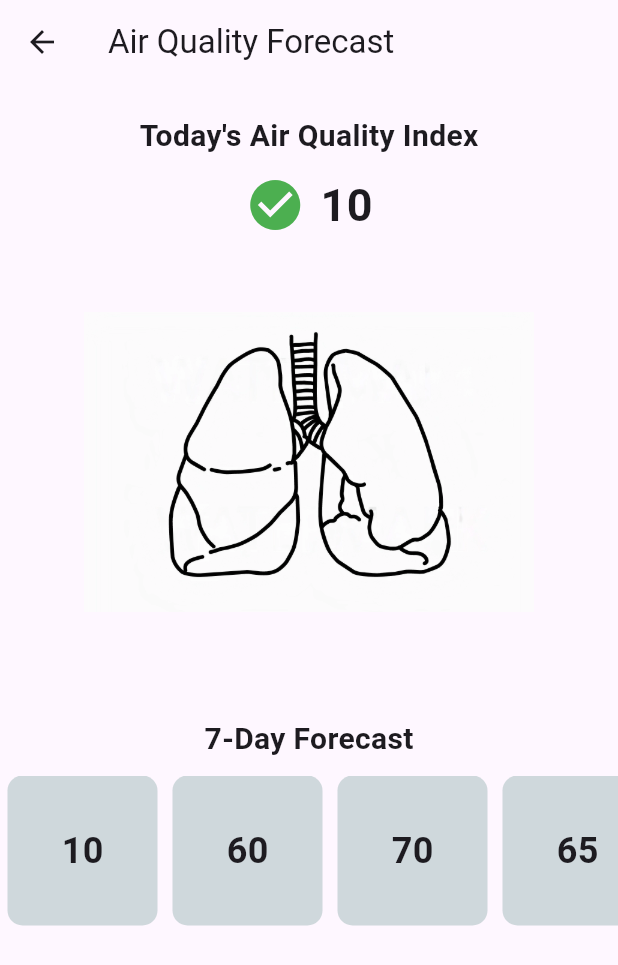
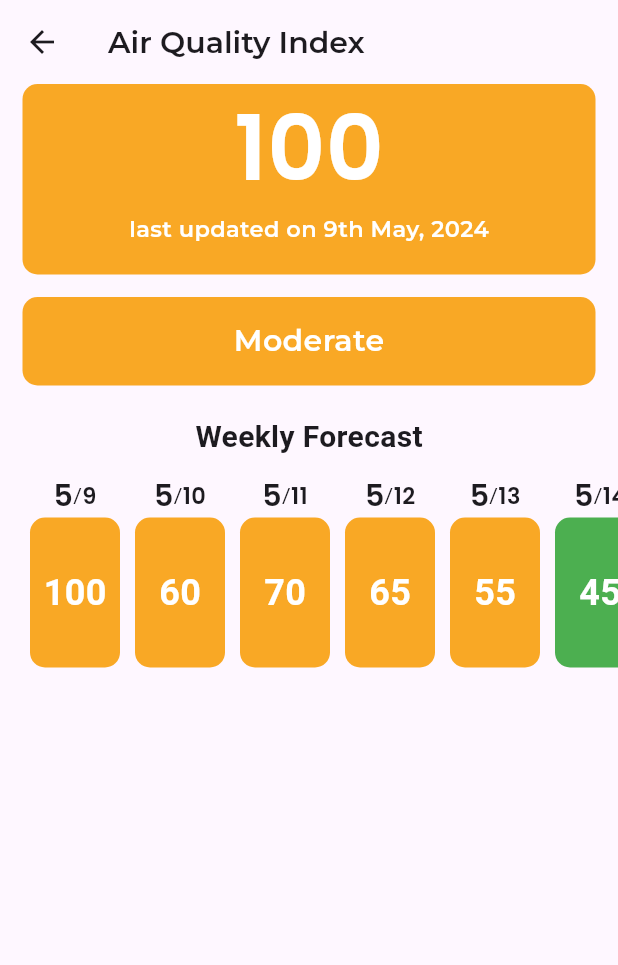
Before and after one commit to RbMo7/ProjectBlueSky, a Flutter app: the Home screen opened by its route, on a phone screen of 412 x 824 dp. Shown: the top 965 px of the screen. Run offline on Flutter 3.47's test engine with Material 3 defaults, Android fonts, the phone set to English and light mode, and no system bars; our stand-ins replace firebase_auth, firebase_core, google_fonts, iconsax, image_picker; missing offline and left inert: flutterfire_ui; accounts and stored records are empty.

Commit message:
Creating UI for home

```diff
--- a/projectbluesky/lib/Constants/api.dart
+++ /dev/null
@@ -1 +0,0 @@
-const String dapi = 'http://127.0.0.1:8000/test';
--- a/projectbluesky/lib/home/demo.dart
+++ /dev/null
@@ -1,13 +0,0 @@
-import 'package:flutter/material.dart';
-
-class demo extends StatelessWidget {
-  const demo({super.key});
-
-  @override
-  Widget build(BuildContext context) {
-    return Container(
-      child: Center(child: Text("Hello world!")),
-
-    );
-  }
-}
--- a/projectbluesky/lib/home/home.dart
+++ b/projectbluesky/lib/home/home.dart
@@ -1,4 +1,6 @@
 import 'package:flutter/material.dart';
+import 'package:flutter/widgets.dart';
+import 'package:google_fonts/google_fonts.dart';
 
 class Home extends StatefulWidget {
   const Home({super.key});
@@ -9,110 +11,168 @@ class Home extends StatefulWidget {
 
 class _HomeState extends State<Home> {
   // Sample data for air quality forecast
-  List<int> airQualityForecast = [10, 60, 70, 65, 55, 45, 40];
+  List<int> airQualityForecast = [100, 60, 70, 65, 55, 45, 40];
+  var now = DateTime.now();
 
   @override
   Widget build(BuildContext context) {
     return Scaffold(
       appBar: AppBar(
-        title: const Text('Air Quality Forecast'),
+        title: Text(
+          'Air Quality Index',
+          style:
+              GoogleFonts.montserrat(fontSize: 20, fontWeight: FontWeight.w600),
+        ),
       ),
       body: SafeArea(
         child: Column(
           crossAxisAlignment: CrossAxisAlignment.center,
           children: [
-            const SizedBox(height: 20),
-            const Text(
-              'Today\'s Air Quality Index',
-              style: TextStyle(fontSize: 20, fontWeight: FontWeight.bold),
+            // Display numeric value of air quality for today
+            Padding(
+              padding: const EdgeInsets.fromLTRB(15.0, 0, 15.0, 15.0),
+              child: Container(
+                width: double.infinity,
+                decoration: BoxDecoration(
+                    borderRadius: BorderRadius.circular(10),
+                    color: _buildAirQualityWidget(airQualityForecast[0])),
+                child: Padding(
+                  padding: const EdgeInsets.only(bottom: 20.0),
+                  child: Column(
+                    children: [
+                      Text(airQualityForecast[0].toString(),
+                          style: GoogleFonts.poppins(
+                              fontSize: 60,
+                              fontWeight: FontWeight.w600,
+                              color: Colors.white)),
+                      Text("last updated on 9th May, 2024",
+                          style: GoogleFonts.montserrat(
+                              fontSize: 15,
+                              fontWeight: FontWeight.w600,
+                              color: Colors.white)),
+                    ],
+                  ),
+                ),
+              ),
             ),
-            const SizedBox(height: 10),
-            // Display numeric value of air quality for today
-            _buildAirQualityWidget(airQualityForecast[0]),
-             Image.asset(
-              'assets/lungs.png',
-              width: 300,
-              height: 300,
-              // color: _getLungsColor(airQualityForecast[0]),
+            Padding(
+              padding: const EdgeInsets.symmetric(horizontal: 15.0),
+              child: Container(
+                width: double.infinity,
+                decoration: BoxDecoration(
+                    borderRadius: BorderRadius.circular(10),
+                    color: _buildAirQualityWidget(airQualityForecast[0])),
+                child: Center(
+                  child: Padding(
+                    padding: const EdgeInsets.all(15.0),
+                    child: Text(_levelofAirQuality(airQualityForecast[0]),
+                        style: GoogleFonts.montserrat(
+                            fontSize: 20,
+                            fontWeight: FontWeight.w600,
+                            color: Colors.white)),
+                  ),
+                ),
+              ),
             ),
             const SizedBox(height: 20),
             const Text(
-              '7-Day Forecast',
+              'Weekly Forecast',
               style: TextStyle(fontSize: 20, fontWeight: FontWeight.bold),
             ),
             const SizedBox(height: 10),
             // Display forecast for 7 days horizontally
             SingleChildScrollView(
               scrollDirection: Axis.horizontal,
-              child: Row(
-                children: List.generate(
-                  7,
-                  (index) => Padding(
-                    padding: const EdgeInsets.symmetric(horizontal: 5),
-                    child: _buildDailyForecastWidget(airQualityForecast[index]),
+              child: Padding(
+                padding: const EdgeInsets.symmetric(horizontal: 15.0),
+                child: Row(
+                  children: List.generate(
+                    7,
+                    (index) => Column(
+                      children: [
+                        Row(
+                          children: [
+                            Text(
+                              now.month.toString(),
+                              style: GoogleFonts.poppins(
+                                  fontSize: 20, fontWeight: FontWeight.w600),
+                            ),
+                            Text("/"),
+                            Text((now.day + index).toString(),
+                                style: GoogleFonts.poppins(
+                                    fontSize: 15, fontWeight: FontWeight.w600)),
+                          ],
+                        ),
+                        Padding(
+                          padding: const EdgeInsets.symmetric(horizontal: 5),
+                          child: _buildDailyForecastWidget(
+                              airQualityForecast[index]),
+                        ),
+                      ],
+                    ),
                   ),
                 ),
               ),
             ),
             const SizedBox(height: 20),
             // Display lungs photo below today's forecast
-
           ],
         ),
       ),
     );
   }
 
-  Widget _buildAirQualityWidget(int airQualityIndex) {
-    IconData iconData;
+  Color _buildAirQualityWidget<Widget>(int airQualityIndex) {
     Color color;
 
     if (airQualityIndex <= 50) {
-      iconData = Icons.check_circle;
       color = Colors.green;
     } else if (airQualityIndex <= 100) {
-      iconData = Icons.info;
-      color = Colors.yellow;
+      color = Colors.yellow.shade800;
     } else if (airQualityIndex <= 150) {
-      iconData = Icons.warning;
       color = Colors.orange;
     } else if (airQualityIndex <= 200) {
-      iconData = Icons.dangerous;
       color = Colors.red;
     } else {
-      iconData = Icons.cancel;
       color = Colors.purple;
     }
+    return color;
+  }
 
-    return Row(
-      mainAxisAlignment: MainAxisAlignment.center,
-      children: [
-        Icon(
-          iconData,
-          color: color,
-          size: 40,
-        ),
-        const SizedBox(width: 10),
-        Text(
-          '$airQualityIndex',
-          style: const TextStyle(fontSize: 30, fontWeight: FontWeight.bold),
-        ),
-      ],
-    );
+  String _levelofAirQuality<Widget>(int aqi) {
+    String level;
+
+    if (aqi <= 50) {
+      level = "Good";
+    } else if (aqi < 101) {
+      level = 'Moderate';
+    } else if (aqi < 151) {
+      level = "Unhealthy for Sensitive Groups";
+    } else if (aqi < 200) {
+      level = "Unhealthy";
+    } else if (aqi < 300) {
+      level = "Very Unhealthy";
+    } else if (aqi < 400) {
+      level = "Hazardous";
+    } else {
+      level = "Very Hazardous";
+    }
+    return level;
   }
 
   Widget _buildDailyForecastWidget(int airQualityIndex) {
     return Container(
-      width: 100,
+      width: 60,
       height: 100,
       decoration: BoxDecoration(
         borderRadius: BorderRadius.circular(10),
-        color: Colors.blueGrey[100],
+        color: _buildAirQualityWidget(airQualityIndex),
       ),
       child: Center(
         child: Text(
           '$airQualityIndex',
-          style: const TextStyle(fontSize: 24, fontWeight: FontWeight.bold),
+          style: const TextStyle(
+              fontSize: 24, fontWeight: FontWeight.w700, color: Colors.white),
         ),
       ),
     );
--- a/projectbluesky/lib/main.dart
+++ b/projectbluesky/lib/main.dart
@@ -1,3 +1,4 @@
+import 'package:firebase_auth/firebase_auth.dart';
 import 'package:firebase_core/firebase_core.dart';
 import 'package:flutter/material.dart';
 import 'package:google_fonts/google_fonts.dart';
@@ -7,6 +8,7 @@ import 'package:projectbluesky/firebase_options.dart';
 import 'package:projectbluesky/forum/forum.dart';
 import 'package:projectbluesky/home/home.dart';
 import 'package:projectbluesky/signIn/auth_gate.dart';
+import 'package:projectbluesky/signIn/signin.dart';
 
 Future main() async {
   WidgetsFlutterBinding.ensureInitialized();
@@ -14,7 +16,7 @@ Future main() async {
     options: DefaultFirebaseOptions.currentPlatform,
   );
 
-  runApp(MaterialApp(initialRoute: '/signIn', routes: {
+  runApp(MaterialApp(initialRoute: '/', routes: {
     '/': (context) => const MyApp(),
     '/home': (context) => const Home(),
     '/challenges': (context) => const Challenges(),
@@ -31,6 +33,23 @@ class MyApp extends StatefulWidget {
 }
 
 class _MyAppState extends State<MyApp> {
+  @override
+  Widget build(BuildContext context) {
+    // TODO: implement build
+    return MaterialApp(
+        title: 'Project Blue Sky',
+        theme: ThemeData(
+            textTheme: TextTheme(bodyMedium: GoogleFonts.montserrat())),
+        home: AuthOrHomePage());
+  }
+}
+
+class AuthOrHomePage extends StatefulWidget {
+  @override
+  State<AuthOrHomePage> createState() => _AuthOrHomePageState();
+}
+
+class _AuthOrHomePageState extends State<AuthOrHomePage> {
   int _selectedIndex = 1;
 
   void _navigateBottomBar(int index) {
@@ -40,14 +59,15 @@ class _MyAppState extends State<MyApp> {
   }
 
   final List<Widget> _pages = [Challenges(), Home(), Forum()];
+
   @override
   Widget build(BuildContext context) {
-    // TODO: implement build
-    return MaterialApp(
-        title: 'Project Blue Sky',
-        theme: ThemeData(
-            textTheme: TextTheme(bodyMedium: GoogleFonts.montserrat())),
-        home: Scaffold(
+    return Scaffold(
+      body: StreamBuilder<User?>(
+        stream: FirebaseAuth.instance.authStateChanges(),
+        builder: (context, AsyncSnapshot<User?> snapshot) {
+          if (snapshot.hasData && snapshot.data != null) {
+            return Scaffold(
                 appBar: AppBar(
                   title: Text(
                     "PROJECT BLUE SKY",
@@ -76,6 +96,13 @@ class _MyAppState extends State<MyApp> {
                     BottomNavigationBarItem(
                         icon: Icon(Iconsax.support), label: 'Forum')
                   ],
-            )));
+                ));
+          } else if (snapshot.connectionState == ConnectionState.waiting) {
+            return const Center(child: CircularProgressIndicator());
+          }
+          return Home();
+        },
+      ),
+    );
   }
 }
--- /dev/null
+++ b/projectbluesky/lib/signIn/firebaseSignin.dart
@@ -0,0 +1,40 @@
+import 'package:firebase_auth/firebase_auth.dart';
+
+class Firebase {
+  final FirebaseAuth _auth = FirebaseAuth.instance;
+
+  Future<String?> register(String email, String password) async {
+    try {
+      UserCredential userCredential = await _auth.createUserWithEmailAndPassword(
+        email: email,
+        password: password,
+      );
+      return 'success'; // Registration successful, no error message
+    } on FirebaseAuthException catch (e) {
+      return e.message; // Return error message if registration fails
+    }
+  }
+
+  Future<String?> login(String email, String password) async {
+    try {
+      UserCredential userCredential = await _auth.signInWithEmailAndPassword(
+        email: email,
+        password: password,
+      );
+      return 'success'; // Login successful, no error message
+    } on FirebaseAuthException catch (e) {
+      return e.message; // Return error message if login fails
+    }
+  }
+  Future<String?> logout() async {
+    try {
+      await _auth.signOut();
+      return'success'; // Logout successful, no error message
+    } on FirebaseAuthException catch (e) {
+      return e.message; // Return error message if logout fails
+    }
+  }
+  Future<User?> getCurrentUser() async {
+    return _auth.currentUser;
+  }
+}
--- a/projectbluesky/lib/signIn/signin.dart
+++ b/projectbluesky/lib/signIn/signin.dart
@@ -8,9 +8,9 @@ class SignIn extends StatelessWidget {
 
   @override
   Widget build(BuildContext context) => StreamBuilder<User?>(
-    stream: FirebaseAuth.instance.authStateChanges() ,
-    builder: (context, snapshot){
-      if(snapshot.hasData){
+      stream: FirebaseAuth.instance.authStateChanges(),
+      builder: (context, snapshot) {
+        if (snapshot.hasData) {
           return MyApp();
         }
 
--- a/projectbluesky/pubspec.yaml
+++ b/projectbluesky/pubspec.yaml
@@ -41,6 +41,7 @@ dependencies:
   flutterfire_ui: ^0.4.3
   firebase_auth: ^4.12.0
   firebase_ui_auth: ^1.4.0
+  intl: ^0.19.0
 
 dev_dependencies:
   flutter_test:
```
Lines whose indentation alone changed are shown as unchanged.
